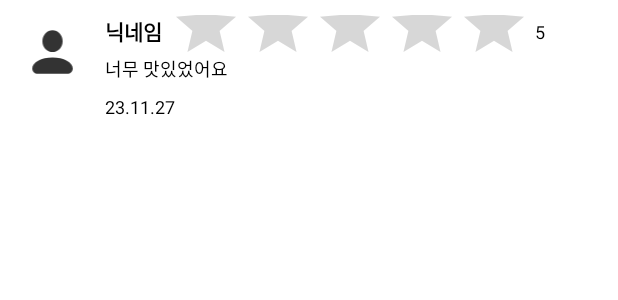
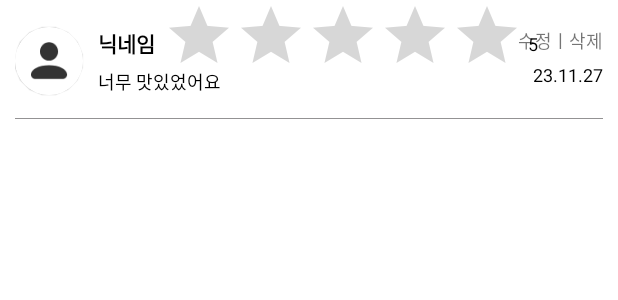
Before and after one commit to yunsuk990/ALNE, an Android app: the layout item_review.xml on its own in the app's theme, with its tools: preview values and no code run, on a phone screen of 412 x 824 dp. Shown: the top 300 px of the screen. Run offline under Robolectric (Android 15) with nearby library versions, the phone set to English and light mode, and no system bars; plain views replace BaseRatingBar.

Commit message:
Update UserComment

```diff
--- a/app/src/main/res/layout/item_review.xml
+++ b/app/src/main/res/layout/item_review.xml
@@ -4,17 +4,30 @@
     android:layout_width="match_parent"
     android:layout_height="wrap_content"
     xmlns:app="http://schemas.android.com/apk/res-auto"
-    android:padding="10dp">
+    android:paddingStart="10dp"
+    android:paddingEnd="10dp">
 
-    <ImageView
-        android:id="@+id/item_review_iv"
-        android:src="@drawable/user"
-        android:background="@drawable/food_image_border"
-        android:layout_width="50dp"
-        android:layout_height="50dp"
-        android:padding="10dp"
+    <com.google.android.material.card.MaterialCardView
+        android:id="@+id/item_review_cv"
+        android:layout_width="45dp"
+        android:layout_height="45dp"
+        app:cardCornerRadius="100dp"
+        app:cardElevation="0.5dp"
+        app:layout_constraintBottom_toBottomOf="parent"
         app:layout_constraintStart_toStartOf="parent"
-        app:layout_constraintTop_toTopOf="parent"/>
+        app:layout_constraintTop_toTopOf="parent">
+
+        <ImageView
+            android:id="@+id/item_review_iv"
+            android:layout_width="match_parent"
+            android:layout_height="match_parent"
+            android:background="@drawable/food_image_border"
+            android:padding="10dp"
+            android:scaleType="fitXY"
+            android:src="@drawable/user" />
+
+    </com.google.android.material.card.MaterialCardView>
+
 
     <TextView
         android:id="@+id/item_review_nickname"
@@ -25,8 +38,8 @@
         android:textSize="14sp"
         android:layout_width="wrap_content"
         android:layout_height="wrap_content"
-        app:layout_constraintStart_toEndOf="@+id/item_review_iv"
-        app:layout_constraintTop_toTopOf="@+id/item_review_iv"/>
+        app:layout_constraintStart_toEndOf="@+id/item_review_cv"
+        app:layout_constraintTop_toTopOf="@+id/item_review_cv"/>
 
     <com.willy.ratingbar.BaseRatingBar
         android:id="@+id/item_review_ratingbar"
@@ -46,7 +59,7 @@
         app:layout_constraintBottom_toBottomOf="@+id/item_review_nickname"/>
 
     <TextView
-        android:id="@+id/textView8"
+        android:id="@+id/item_review_rating_tv"
         android:layout_width="wrap_content"
         android:layout_height="wrap_content"
         android:layout_marginStart="3dp"
@@ -59,25 +72,26 @@
 
     <TextView
         android:id="@+id/item_review_summary"
-        android:text="너무 맛있었어요"
-        android:textSize="12sp"
-        android:layout_marginTop="5dp"
-        android:textColor="@color/black"
         android:layout_width="wrap_content"
         android:layout_height="wrap_content"
+        android:layout_marginTop="5dp"
+        android:text="너무 맛있었어요"
+        android:textColor="@color/black"
+        android:textSize="12sp"
+        app:layout_constraintBottom_toBottomOf="@+id/item_review_cv"
         app:layout_constraintStart_toStartOf="@+id/item_review_nickname"
-        app:layout_constraintTop_toBottomOf="@+id/item_review_nickname"/>
+        app:layout_constraintTop_toBottomOf="@+id/item_review_nickname" />
 
     <TextView
         android:id="@+id/item_review_date"
         android:layout_width="wrap_content"
         android:layout_height="wrap_content"
+        android:text="23.11.27"
+        android:layout_marginTop="5dp"
         android:textColor="@color/black"
         android:textSize="12sp"
-        android:layout_marginTop="8dp"
-        android:text="23.11.27"
-        app:layout_constraintStart_toStartOf="@+id/item_review_summary"
-        app:layout_constraintTop_toBottomOf="@+id/item_review_summary" />
+        app:layout_constraintEnd_toEndOf="@+id/item_review_info"
+        app:layout_constraintTop_toBottomOf="@+id/item_review_info" />
 
 <!--    <androidx.cardview.widget.CardView-->
 <!--        android:layout_width="60dp"-->
@@ -106,9 +120,9 @@
         android:layout_width="wrap_content"
         android:layout_height="wrap_content"
         android:orientation="horizontal"
-        android:visibility="gone"
+        android:visibility="visible"
         app:layout_constraintEnd_toEndOf="parent"
-        app:layout_constraintTop_toTopOf="@+id/item_review_iv">
+        app:layout_constraintTop_toTopOf="@+id/item_review_cv">
 
         <TextView
             android:id="@+id/item_review_recomment"
@@ -129,8 +143,15 @@
             android:layout_height="wrap_content"
             android:text="삭제"
             android:textSize="12sp" />
-
-
     </LinearLayout>
 
+    <View
+        android:background="@color/gray"
+        android:layout_width="match_parent"
+        android:layout_height="0.5dp"
+        android:layout_marginTop="15dp"
+        app:layout_constraintStart_toStartOf="parent"
+        app:layout_constraintEnd_toEndOf="parent"
+        app:layout_constraintTop_toBottomOf="@+id/item_review_cv" />
+
 </androidx.constraintlayout.widget.ConstraintLayout>
--- a/app/src/main/res/layout/user_review_dialog.xml
+++ b/app/src/main/res/layout/user_review_dialog.xml
@@ -33,6 +33,7 @@
             android:layout_height="1dp"/>
 
         <TextView
+            android:id="@+id/item_review_dialog_id_tv"
             android:text="yunsuk990"
             android:textColor="@color/black"
             android:textSize="16sp"
```
Also changed, not shown: app/src/main/java/com/example/alne/view/Recipe/viewpage/review/viewpage/ReviewPageFragment.kt (+54 -14 lines), app/src/main/java/com/example/alne/view/Recipe/viewpage/review/viewpage/ReviewPageRVAdapter.kt (+17 -1 lines), app/src/main/java/com/example/alne/view/Recipe/viewpage/review/viewpage/UserReviewBottomSheetDialog.kt (+13 -10 lines), app/src/main/java/com/example/alne/viewmodel/RecipeDetailViewModel.kt (+7 -1 lines).
